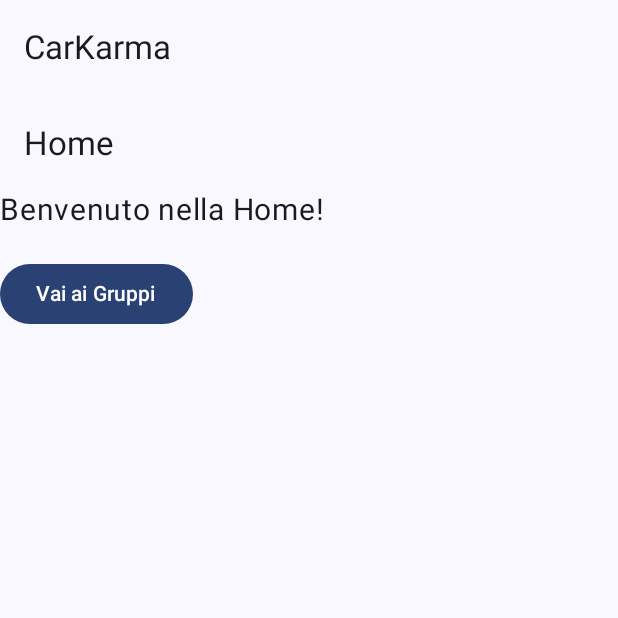
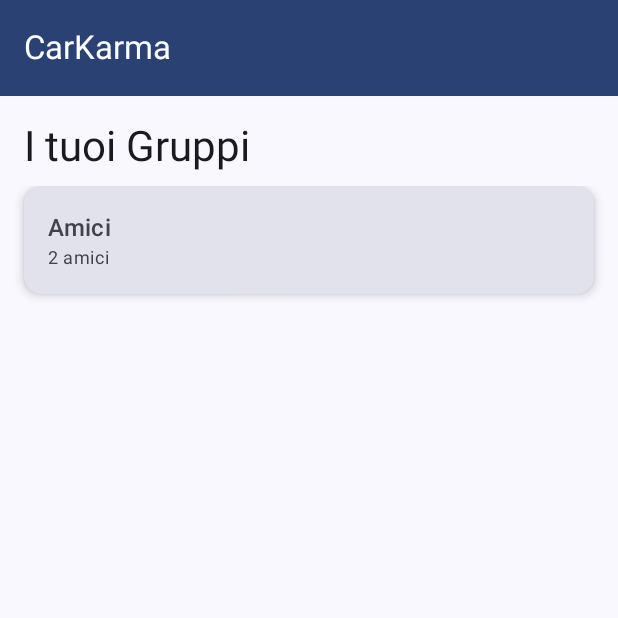
Before and after one commit to iammarcocolombo/CarKarma, an Android app built with Jetpack Compose: the screen it shows after launch (MainActivity), on a phone screen of 412 x 824 dp, the top half of it. Run offline under Robolectric (Android 15) with nearby library versions, the phone set to English and light mode, and no system bars.

Commit message:
mdofiche schermata home

```diff
--- a/app/build.gradle.kts
+++ b/app/build.gradle.kts
@@ -61,6 +61,8 @@ dependencies {
     implementation(libs.androidx.material3)
     // Navigation Compose
     implementation("androidx.navigation:navigation-compose:2.7.7")
+    // Font
+    implementation("androidx.compose.ui:ui-text-google-fonts:1.7.0")
     testImplementation(libs.junit)
     androidTestImplementation(libs.androidx.junit)
     androidTestImplementation(libs.androidx.espresso.core)
--- /dev/null
+++ b/app/src/main/java/it/col/mar/android/carkarma/data/database/GruppoRepository.kt
@@ -0,0 +1,28 @@
+package it.col.mar.android.carkarma.data.database
+
+import it.col.mar.android.carkarma.data.model.Gruppo
+import it.col.mar.android.carkarma.data.model.Amico
+
+class GruppoRepository {
+
+    private val gruppi = mutableListOf<Gruppo>()
+
+    init {
+        // Gruppi di esempio all'avvio
+        val amico1 = Amico(1, "Marco", 2, 5, 3, 300)
+        val amico2 = Amico(2, "Luca", 1, 3, 2, 200)
+        val gruppo = Gruppo(1, "Amici", listOf(amico1, amico2))
+
+        gruppi.add(gruppo)
+    }
+
+    fun getTuttiIGruppi(): List<Gruppo> = gruppi
+
+    fun aggiungiGruppo(gruppo: Gruppo) {
+        gruppi.add(gruppo)
+    }
+
+    fun rimuoviGruppo(gruppo: Gruppo) {
+        gruppi.remove(gruppo)
+    }
+}
--- a/app/src/main/java/it/col/mar/android/carkarma/data/model/Uscita.kt
+++ b/app/src/main/java/it/col/mar/android/carkarma/data/model/Uscita.kt
@@ -3,6 +3,7 @@ package it.col.mar.android.carkarma.data.model
 data class Uscita(
     val id: Int,
     val nome: String,
+    val gruppoId: Int,
     val partecipanti: List<Amico>,
     val kmTotali: Int,
     val guidatori: List<Amico>
--- a/app/src/main/java/it/col/mar/android/carkarma/presentation/AppScaffold.kt
+++ b/app/src/main/java/it/col/mar/android/carkarma/presentation/AppScaffold.kt
@@ -10,18 +10,28 @@ import androidx.compose.ui.tooling.preview.Preview
 import androidx.navigation.NavController
 import androidx.navigation.compose.rememberNavController
 import it.col.mar.android.carkarma.R
+import it.col.mar.android.carkarma.ui.theme.CarKarmaTheme
 
 @OptIn(ExperimentalMaterial3Api::class)
 @Composable
 fun AppScaffold(
-    navController: NavController,
+    navController: NavController? = null,  // opzionale per le preview
     title: String = stringResource(R.string.app_name),
     content: @Composable (PaddingValues) -> Unit
 ) {
     Scaffold(
         topBar = {
             TopAppBar(
-                title = { Text(text = title) }
+                title = {
+                    Text(
+                        text = title,
+                        color = MaterialTheme.colorScheme.onPrimary,
+                        style = MaterialTheme.typography.titleLarge
+                    )
+                },
+                colors = TopAppBarDefaults.topAppBarColors(
+                    containerColor = MaterialTheme.colorScheme.primary
+                )
             )
         }
     ) { paddingValues ->
@@ -32,6 +42,7 @@ fun AppScaffold(
 @Preview(showBackground = true)
 @Composable
 fun AppScaffoldPreview() {
+    CarKarmaTheme {
         val navController = rememberNavController()
         AppScaffold(navController = navController) { paddingValues ->
             Text(
@@ -40,3 +51,4 @@ fun AppScaffoldPreview() {
             )
         }
     }
+}
--- /dev/null
+++ b/app/src/main/java/it/col/mar/android/carkarma/presentation/home/GruppoCard.kt
@@ -0,0 +1,40 @@
+package it.col.mar.android.carkarma.presentation.home
+
+import androidx.compose.foundation.clickable
+import androidx.compose.foundation.layout.*
+import androidx.compose.material3.Card
+import androidx.compose.material3.CardDefaults
+import androidx.compose.material3.MaterialTheme
+import androidx.compose.material3.Text
+import androidx.compose.runtime.Composable
+import androidx.compose.ui.Modifier
+import androidx.compose.ui.unit.dp
+import it.col.mar.android.carkarma.data.model.Gruppo
+
+@Composable
+fun GruppoCard(
+    gruppo: Gruppo,
+    onClick: () -> Unit
+) {
+    Card(
+        modifier = Modifier
+            .fillMaxWidth()
+            .clickable { onClick() },
+        colors = CardDefaults.cardColors(
+            containerColor = MaterialTheme.colorScheme.surfaceVariant
+        ),
+        elevation = CardDefaults.cardElevation(defaultElevation = 4.dp)
+    ) {
+        Column(modifier = Modifier.padding(16.dp)) {
+            Text(
+                text = gruppo.nome,
+                style = MaterialTheme.typography.titleMedium
+            )
+            Text(
+                text = "${gruppo.amici.size} amici",
+                style = MaterialTheme.typography.bodySmall,
+                color = MaterialTheme.colorScheme.onSurfaceVariant
+            )
+        }
+    }
+}
--- a/app/src/main/java/it/col/mar/android/carkarma/presentation/home/HomeScreen.kt
+++ b/app/src/main/java/it/col/mar/android/carkarma/presentation/home/HomeScreen.kt
@@ -1,36 +1,81 @@
 package it.col.mar.android.carkarma.presentation.home
 
 import androidx.compose.foundation.layout.*
+import androidx.compose.foundation.lazy.LazyColumn
+import androidx.compose.foundation.lazy.items
 import androidx.compose.material3.*
 import androidx.compose.runtime.Composable
-import androidx.compose.ui.Alignment
+import androidx.compose.runtime.collectAsState
+import androidx.compose.runtime.getValue
 import androidx.compose.ui.Modifier
 import androidx.compose.ui.tooling.preview.Preview
 import androidx.compose.ui.unit.dp
-import androidx.compose.ui.unit.sp
-import androidx.navigation.NavController
+import androidx.navigation.NavHostController
 import androidx.navigation.compose.rememberNavController
-import it.col.mar.android.carkarma.presentation.AppScaffold
+import it.col.mar.android.carkarma.data.model.Amico
+import it.col.mar.android.carkarma.data.model.Gruppo
+import it.col.mar.android.carkarma.ui.theme.CarKarmaTheme
+import androidx.lifecycle.viewmodel.compose.viewModel
+
 
 @Composable
-fun HomeScreen(navController: NavController) {
-    AppScaffold(navController, title = "Home") { paddingValues ->
-        Column(modifier = Modifier.padding(paddingValues)) {
-            Text("Benvenuto nella Home!", fontSize = 20.sp)
+fun HomeScreen(
+    navController: NavHostController,
+    viewModel: HomeViewModel = viewModel()
+) {
+    val gruppi by viewModel.gruppi.collectAsState()
 
-            Spacer(modifier = Modifier.height(20.dp))
+    Column(
+        modifier = Modifier
+            .fillMaxSize()
+            .padding(16.dp)
+    ) {
+        Text(
+            text = "I tuoi Gruppi",
+            style = MaterialTheme.typography.headlineMedium,
+            modifier = Modifier.padding(bottom = 8.dp)
+        )
 
-            Button(onClick = { navController.navigate("gruppi") }) {
-                Text("Vai ai Gruppi")
+        LazyColumn {
+            items(gruppi) { gruppo ->
+                GruppoCard(gruppo = gruppo, onClick = { navController.navigate("gruppo") })
+                Spacer(modifier = Modifier.height(8.dp))
             }
         }
     }
 }
 
 
-@Preview(showBackground = true)
+@Preview(showBackground = true, showSystemUi = true)
 @Composable
 fun HomeScreenPreview() {
     val navController = rememberNavController()
-    HomeScreen(navController)
+
+    // Gruppi di test solo per preview
+    val gruppiDiTest = listOf(
+        Gruppo(1, "Amici", emptyList()),
+        Gruppo(2, "Famiglia", emptyList()),
+        Gruppo(3, "Colleghi", emptyList())
+    )
+
+    CarKarmaTheme {
+        Column(
+            modifier = Modifier
+                .fillMaxSize()
+                .padding(16.dp)
+        ) {
+            Text(
+                text = "I tuoi Gruppi",
+                style = MaterialTheme.typography.headlineMedium,
+                modifier = Modifier.padding(bottom = 8.dp)
+            )
+
+            LazyColumn {
+                items(gruppiDiTest) { gruppo ->
+                    GruppoCard(gruppo = gruppo, onClick = {})
+                    Spacer(modifier = Modifier.height(8.dp))
+                }
+            }
+        }
+    }
 }
--- /dev/null
+++ b/app/src/main/java/it/col/mar/android/carkarma/presentation/home/HomeViewModel.kt
@@ -0,0 +1,25 @@
+package it.col.mar.android.carkarma.presentation.home
+
+import androidx.lifecycle.ViewModel
+import it.col.mar.android.carkarma.data.database.GruppoRepository
+import kotlinx.coroutines.flow.MutableStateFlow
+import kotlinx.coroutines.flow.StateFlow
+
+import it.col.mar.android.carkarma.data.model.Gruppo
+
+class HomeViewModel : ViewModel() {
+
+    private val repository = GruppoRepository()
+
+    private val _gruppi = MutableStateFlow<List<Gruppo>>(emptyList())
+    val gruppi: StateFlow<List<Gruppo>> = _gruppi
+
+    init {
+        _gruppi.value = repository.getTuttiIGruppi()
+    }
+
+    fun aggiungiGruppo(gruppo: Gruppo) {
+        repository.aggiungiGruppo(gruppo)
+        _gruppi.value = repository.getTuttiIGruppi()
+    }
+}
--- a/app/src/main/java/it/col/mar/android/carkarma/presentation/navigation/CarKarmaNavHost.kt
+++ b/app/src/main/java/it/col/mar/android/carkarma/presentation/navigation/CarKarmaNavHost.kt
@@ -8,8 +8,8 @@ import androidx.navigation.NavHostController
 import androidx.navigation.compose.NavHost
 import androidx.navigation.compose.composable
 import it.col.mar.android.carkarma.presentation.calcolo.CalcoloScreen
-import it.col.mar.android.carkarma.presentation.gruppo.DettaglioGruppoScreen
-import it.col.mar.android.carkarma.presentation.gruppo.GruppiScreen
+import it.col.mar.android.carkarma.presentation.gruppo.ModificaGruppoScreen
+import it.col.mar.android.carkarma.presentation.gruppo.GruppoScreen
 import it.col.mar.android.carkarma.presentation.home.HomeScreen
 import it.col.mar.android.carkarma.presentation.uscita.NuovaUscitaScreen
 
@@ -22,8 +22,8 @@ fun CarKarmaNavHost(navController: NavHostController, paddingValues: PaddingValu
         modifier = Modifier.padding(paddingValues)
     ) {
         composable("home") { HomeScreen(navController) }
-        composable("gruppi") { GruppiScreen(navController) }
-        composable("dettaglioGruppo") { DettaglioGruppoScreen(navController) }
+        composable("gruppo") { GruppoScreen(navController) }
+        composable("modificaGruppo") { ModificaGruppoScreen(navController) }
         composable("nuovaUscita") { NuovaUscitaScreen(navController) }
         composable("calcolo") { CalcoloScreen(navController) }
     }
--- a/app/src/main/java/it/col/mar/android/carkarma/ui/theme/Color.kt
+++ b/app/src/main/java/it/col/mar/android/carkarma/ui/theme/Color.kt
@@ -3,6 +3,6 @@ package it.col.mar.android.carkarma.ui.theme
 import androidx.compose.ui.graphics.Color
 
 val ElectricBlue = Color(0xFF007BFF)  // blu elettrico acceso, puoi regolarlo se vuoi più chiaro/scuro
-val NeonYellow = Color(0xFFEFFF00)    // giallo fluo tipo palla da tennis
+val NeonYellow = Color(0xFFCCFF00)    // giallo fluo tipo palla da tennis
 val White = Color(0xFFFFFFFF)
 val Black = Color(0xFF000000)
--- a/app/src/main/java/it/col/mar/android/carkarma/ui/theme/Theme.kt
+++ b/app/src/main/java/it/col/mar/android/carkarma/ui/theme/Theme.kt
@@ -45,7 +45,6 @@ fun CarKarmaTheme(
             val context = LocalContext.current
             if (darkTheme) dynamicDarkColorScheme(context) else dynamicLightColorScheme(context)
         }
-
         darkTheme -> DarkColorScheme
         else -> LightColorScheme
     }
--- a/app/src/main/java/it/col/mar/android/carkarma/ui/theme/Type.kt
+++ b/app/src/main/java/it/col/mar/android/carkarma/ui/theme/Type.kt
@@ -2,33 +2,38 @@ package it.col.mar.android.carkarma.ui.theme
 
 import androidx.compose.material3.Typography
 import androidx.compose.ui.text.TextStyle
+import androidx.compose.ui.text.font.Font
 import androidx.compose.ui.text.font.FontFamily
 import androidx.compose.ui.text.font.FontWeight
 import androidx.compose.ui.unit.sp
+import it.col.mar.android.carkarma.R
 
-// Set of Material typography styles to start with
+val RobotoCondensed = FontFamily(
+    Font(R.font.robotocondensed_regular, FontWeight.Normal),
+    Font(R.font.robotocondensed_medium, FontWeight.Medium),
+    Font(R.font.robotocondensed_light, FontWeight.Light),
+    Font(R.font.robotocondensed_bold, FontWeight.Bold)
+)
+
 val Typography = Typography(
+    headlineLarge = TextStyle(
+        fontFamily = RobotoCondensed,
+        fontWeight = FontWeight.Bold,
+        fontSize = 24.sp
+    ),
     bodyLarge = TextStyle(
-        fontFamily = FontFamily.Default,
+        fontFamily = RobotoCondensed,
         fontWeight = FontWeight.Normal,
-        fontSize = 16.sp,
-        lineHeight = 24.sp,
-        letterSpacing = 0.5.sp
-    )
-    /* Other default text styles to override
-    titleLarge = TextStyle(
-        fontFamily = FontFamily.Default,
-        fontWeight = FontWeight.Normal,
-        fontSize = 22.sp,
-        lineHeight = 28.sp,
-        letterSpacing = 0.sp
+        fontSize = 16.sp
+    ),
+    labelLarge = TextStyle(
+        fontFamily = RobotoCondensed,
+        fontWeight = FontWeight.Medium,
+        fontSize = 18.sp
     ),
     labelSmall = TextStyle(
-        fontFamily = FontFamily.Default,
+        fontFamily = RobotoCondensed,
         fontWeight = FontWeight.Medium,
-        fontSize = 11.sp,
-        lineHeight = 16.sp,
-        letterSpacing = 0.5.sp
+        fontSize = 11.sp
     )
-    */
 )
```
Also changed, not shown: app/src/main/java/it/col/mar/android/carkarma/presentation/gruppo/GruppoScreen.kt (renamed from app/src/main/java/it/col/mar/android/carkarma/presentation/gruppo/GruppiScreen.kt, +3 -4 lines), app/src/main/java/it/col/mar/android/carkarma/presentation/gruppo/ModificaGruppoScreen.kt (renamed from app/src/main/java/it/col/mar/android/carkarma/presentation/gruppo/DettaglioGruppoScreen.kt, +3 -4 lines), app/src/main/res/font/robotocondensed_bold.ttf (added), app/src/main/res/font/robotocondensed_light.ttf (added), app/src/main/res/font/robotocondensed_medium.ttf (added), app/src/main/res/font/robotocondensed_regular.ttf (added). Lines whose indentation alone changed are shown as unchanged.
